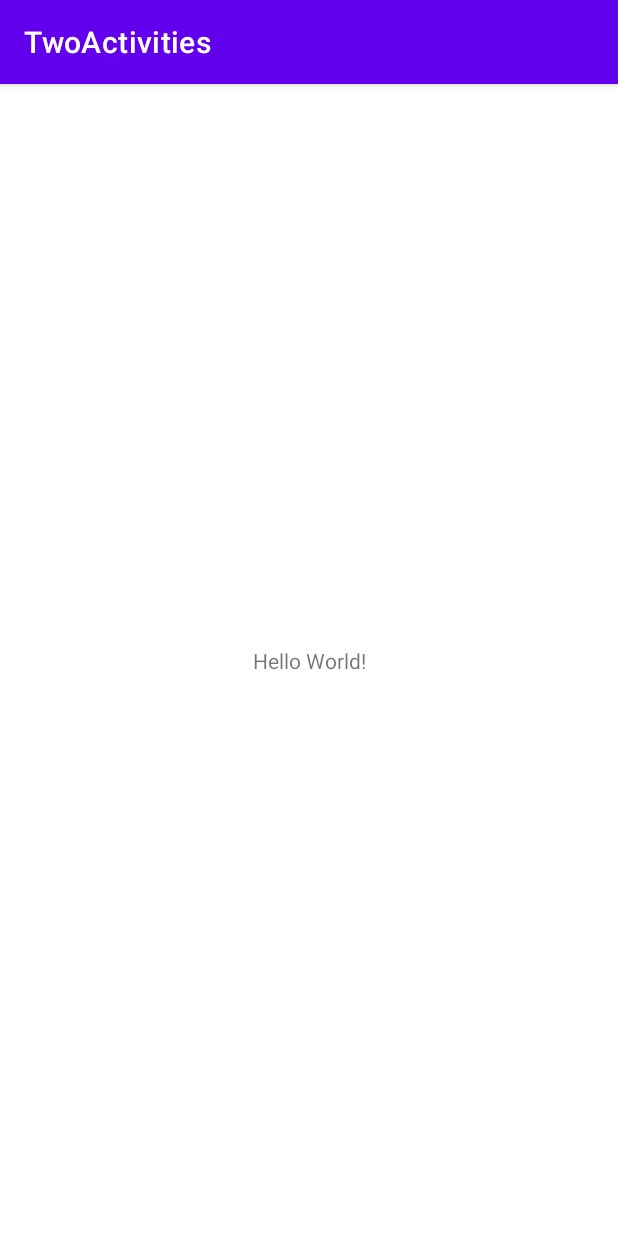
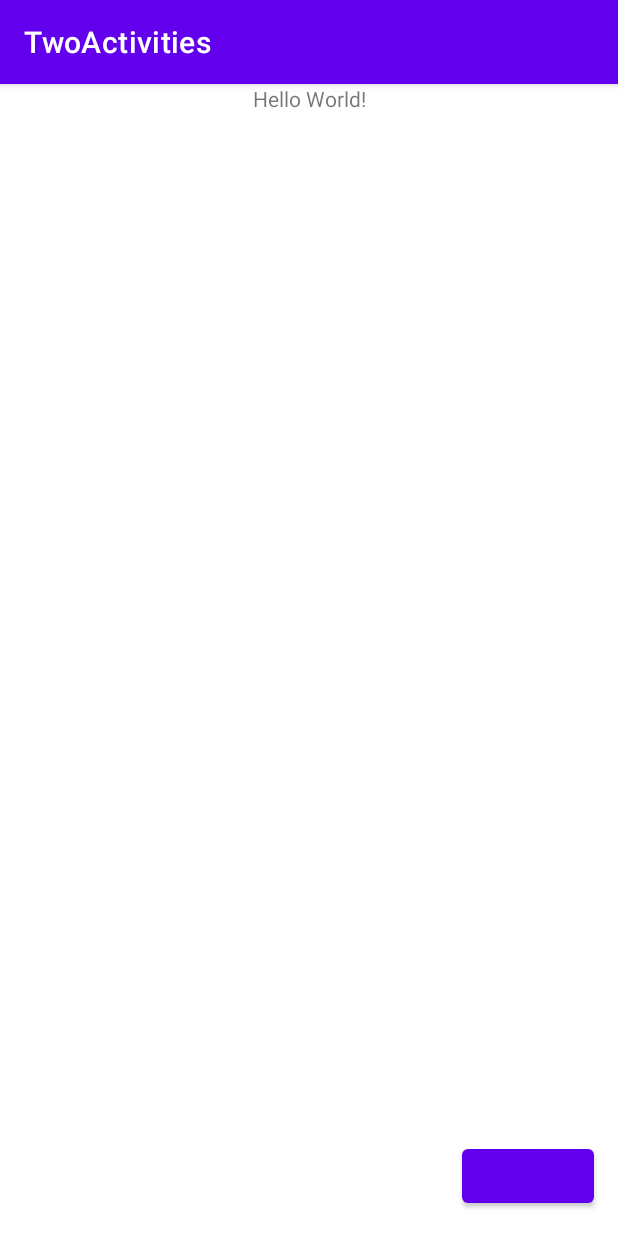
Before and after one commit to MadWeeklyAssignment/Lab-4-TwoActivities, an Android app: the screen it shows after launch (MainActivity), on a phone screen of 412 x 824 dp. Run offline under Robolectric (Android 15) with nearby library versions, the phone set to English and light mode, and no system bars.

Commit message:
Define the layout for the main Activity

```diff
--- a/TwoActivities/app/src/main/res/layout/activity_main.xml
+++ b/TwoActivities/app/src/main/res/layout/activity_main.xml
@@ -10,9 +10,19 @@
         android:layout_width="wrap_content"
         android:layout_height="wrap_content"
         android:text="Hello World!"
-        app:layout_constraintBottom_toBottomOf="parent"
         app:layout_constraintLeft_toLeftOf="parent"
         app:layout_constraintRight_toRightOf="parent"
         app:layout_constraintTop_toTopOf="parent" />
+    <Button
+        android:id="@+id/button_main"
+        android:layout_width="wrap_content"
+        android:layout_height="wrap_content"
+        android:layout_marginBottom="16dp"
+        android:layout_marginRight="16dp"
+        android:text="@string/button_main"
+        android:onClick="launchSecondActivity"
+        app:layout_constraintBottom_toBottomOf="parent"
+        app:layout_constraintRight_toRightOf="parent"
+        tools:ignore="OnClick" />
 
 </androidx.constraintlayout.widget.ConstraintLayout>
--- a/TwoActivities/app/src/main/res/values/strings.xml
+++ b/TwoActivities/app/src/main/res/values/strings.xml
@@ -1,3 +1,4 @@
 <resources>
     <string name="app_name">TwoActivities</string>
+    <string name="button_main" />
 </resources>
```
